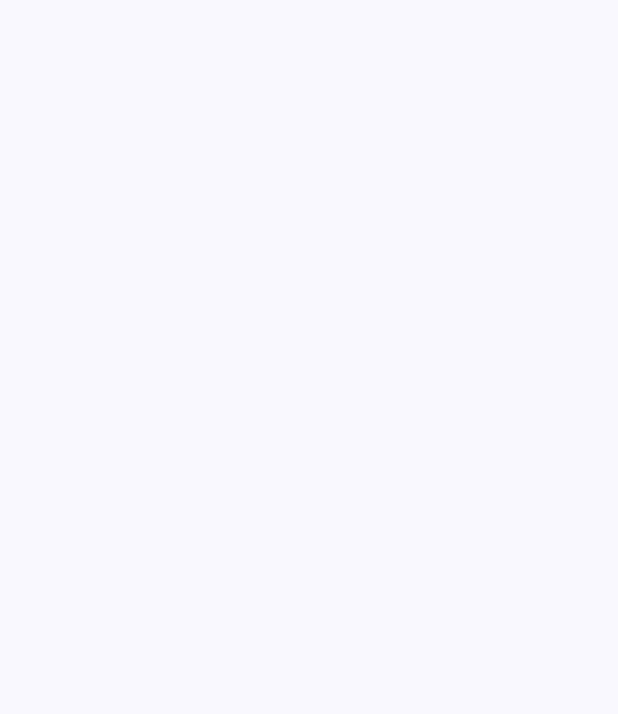
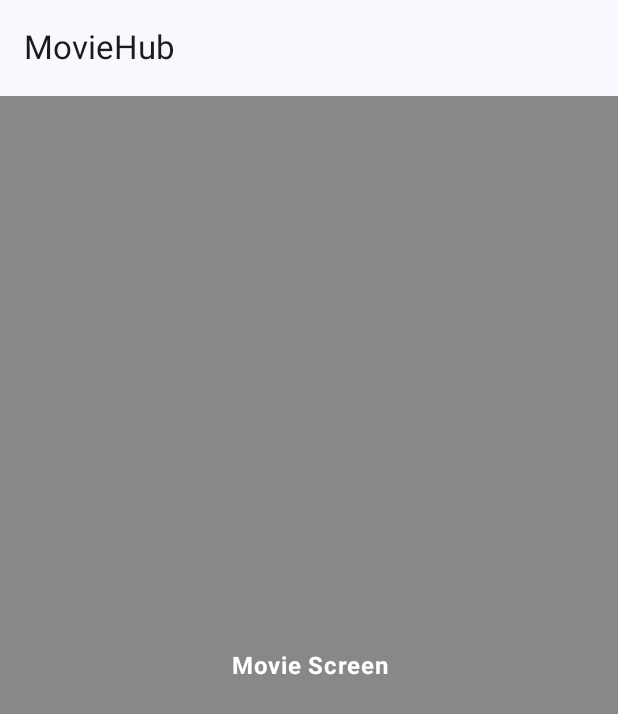
Before and after one commit to obafisoye/MovieHubProject, an Android app built with Jetpack Compose: the screen it shows after launch (MainActivity), on a phone screen of 412 x 824 dp. Before the commit the part shown is empty. Shown: the top 714 px of the screen. Run offline under Robolectric (Android 15) with nearby library versions, the phone set to English and light mode, and no system bars.

```diff
--- a/app/build.gradle.kts
+++ b/app/build.gradle.kts
@@ -59,6 +59,7 @@ dependencies {
     implementation(libs.androidx.ui.graphics)
     implementation(libs.androidx.ui.tooling.preview)
     implementation(libs.androidx.material3)
+    implementation(libs.androidx.navigation.compose)
     testImplementation(libs.junit)
     androidTestImplementation(libs.androidx.junit)
     androidTestImplementation(libs.androidx.espresso.core)
@@ -66,4 +67,5 @@ dependencies {
     androidTestImplementation(libs.androidx.ui.test.junit4)
     debugImplementation(libs.androidx.ui.tooling)
     debugImplementation(libs.androidx.ui.test.manifest)
+    implementation(kotlin("script-runtime"))
 }
--- a/app/src/main/java/com/example/moviehubproject/MainActivity.kt
+++ b/app/src/main/java/com/example/moviehubproject/MainActivity.kt
@@ -4,13 +4,27 @@ import android.os.Bundle
 import androidx.activity.ComponentActivity
 import androidx.activity.compose.setContent
 import androidx.activity.enableEdgeToEdge
+import androidx.compose.foundation.layout.Spacer
 import androidx.compose.foundation.layout.fillMaxSize
 import androidx.compose.foundation.layout.padding
+import androidx.compose.material3.ExperimentalMaterial3Api
 import androidx.compose.material3.Scaffold
 import androidx.compose.material3.Text
+import androidx.compose.material3.TopAppBar
 import androidx.compose.runtime.Composable
 import androidx.compose.ui.Modifier
+import androidx.compose.ui.focus.focusModifier
 import androidx.compose.ui.tooling.preview.Preview
+import androidx.compose.ui.unit.dp
+import androidx.navigation.NavController
+import androidx.navigation.NavHostController
+import androidx.navigation.compose.NavHost
+import androidx.navigation.compose.composable
+import androidx.navigation.compose.rememberNavController
+import com.example.moviehubproject.destinations.Destination
+import com.example.moviehubproject.screens.MovieDetailScreen
+import com.example.moviehubproject.screens.MovieScreen
+import com.example.moviehubproject.screens.WatchLaterScreen
 import com.example.moviehubproject.ui.theme.MovieHubProjectTheme
 
 class MainActivity : ComponentActivity() {
@@ -20,8 +34,37 @@ class MainActivity : ComponentActivity() {
         setContent {
             MovieHubProjectTheme {
                 Scaffold(modifier = Modifier.fillMaxSize()) { innerPadding ->
+                    val navController = rememberNavController()
+                    //MovieScreen(modifier = Modifier.padding(innerPadding))
+                    App(navController = navController, modifier = Modifier.padding(innerPadding))
                 }
             }
         }
     }
 }
+
+@OptIn(ExperimentalMaterial3Api::class)
+@Composable
+fun App(navController: NavHostController, modifier: Modifier){
+    Scaffold(
+        topBar = {
+            TopAppBar(
+                title = { Text(text = "MovieHub")}
+            )
+        }
+        //bottomBar = (BottomNavbar(navController = navController))
+    ){
+        paddingValues ->
+            paddingValues.calculateBottomPadding()
+        Spacer(modifier = Modifier.padding(10.dp))
+
+        NavHost(navController = navController, startDestination = Destination.Movie.route){
+            composable(Destination.Movie.route){
+                MovieScreen(modifier = Modifier.padding(paddingValues))
+            }
+            composable(Destination.WatchLater.route){
+                WatchLaterScreen(modifier = Modifier.padding(paddingValues))
+            }
+        }
+    }
+}
--- a/app/src/main/java/com/example/moviehubproject/destinations/Destination.kt
+++ b/app/src/main/java/com/example/moviehubproject/destinations/Destination.kt
@@ -8,7 +8,7 @@ package com.example.moviehubproject.destinations
 sealed class Destination(val route: String){
     object Movie: Destination("movie")
     object Search: Destination("search")
-    object WatchLater: Destination("watch later")
+    object WatchLater: Destination("watchLater")
     object MovieDetail: Destination("movieDetail/{movieId}"){
         fun createRoute(movieId: Int?) = "movieDetail/$movieId"
     }
--- a/app/src/main/java/com/example/moviehubproject/screens/MovieScreen.kt
+++ b/app/src/main/java/com/example/moviehubproject/screens/MovieScreen.kt
@@ -1,10 +1,33 @@
 package com.example.moviehubproject.screens
 
+import androidx.compose.foundation.background
+import androidx.compose.foundation.layout.Box
+import androidx.compose.foundation.layout.fillMaxSize
+import androidx.compose.foundation.layout.padding
 import androidx.compose.material3.Text
 import androidx.compose.runtime.Composable
+import androidx.compose.ui.Alignment
 import androidx.compose.ui.Modifier
+import androidx.compose.ui.graphics.Color
+import androidx.compose.ui.text.font.FontWeight
+import androidx.compose.ui.text.style.TextAlign
 
 @Composable
 fun MovieScreen(modifier: Modifier = Modifier){
-    Text(text = "Movie Screen")
+
+    Box(
+        modifier = modifier
+            .fillMaxSize()
+            .background(Color.Gray)
+    ){
+        Text(
+            text = "Movie Screen",
+            color = Color.White,
+            fontWeight = FontWeight.Bold,
+            textAlign = TextAlign.Center,
+            modifier = Modifier.align(Alignment.Center)
+
+        )
+    }
+
 }
--- a/app/src/main/java/com/example/moviehubproject/screens/WatchLaterScreen.kt
+++ b/app/src/main/java/com/example/moviehubproject/screens/WatchLaterScreen.kt
@@ -18,7 +18,7 @@ fun WatchLaterScreen(modifier: Modifier = Modifier){
     Box(
         modifier = modifier
             .fillMaxSize()
-            .background(Color.Blue)
+            .background(Color.Gray)
     ){
         Text(
             text = "Watch Later Screen",
--- a/gradle/libs.versions.toml
+++ b/gradle/libs.versions.toml
@@ -8,6 +8,7 @@ espressoCore = "3.6.1"
 lifecycleRuntimeKtx = "2.8.6"
 activityCompose = "1.9.2"
 composeBom = "2024.04.01"
+navigationCompose = "2.8.1"
 
 [libraries]
 androidx-core-ktx = { group = "androidx.core", name = "core-ktx", version.ref = "coreKtx" }
@@ -24,6 +25,7 @@ androidx-ui-tooling-preview = { group = "androidx.compose.ui", name = "ui-toolin
 androidx-ui-test-manifest = { group = "androidx.compose.ui", name = "ui-test-manifest" }
 androidx-ui-test-junit4 = { group = "androidx.compose.ui", name = "ui-test-junit4" }
 androidx-material3 = { group = "androidx.compose.material3", name = "material3" }
+androidx-navigation-compose = { group = "androidx.navigation", name = "navigation-compose", version.ref = "navigationCompose" }
 
 [plugins]
 android-application = { id = "com.android.application", version.ref = "agp" }
```
Also changed, not shown: app/src/main/java/com/example/moviehubproject/screens/FavoriteScreen.kt (deleted, +0 -11 lines), app/src/main/java/com/example/moviehubproject/screens/MovieDetailScreen.kt (+22 -1 lines), app/src/main/java/com/example/moviehubproject/view/Navigation/Navigation.kt (added, +20 -0 lines).
